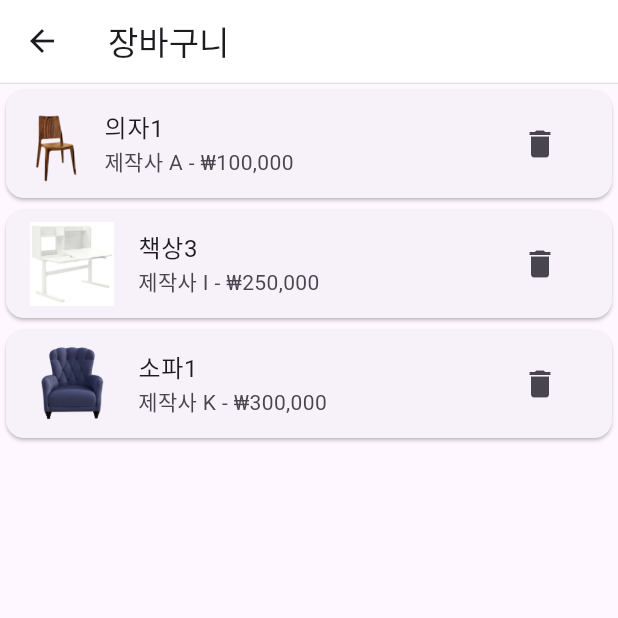
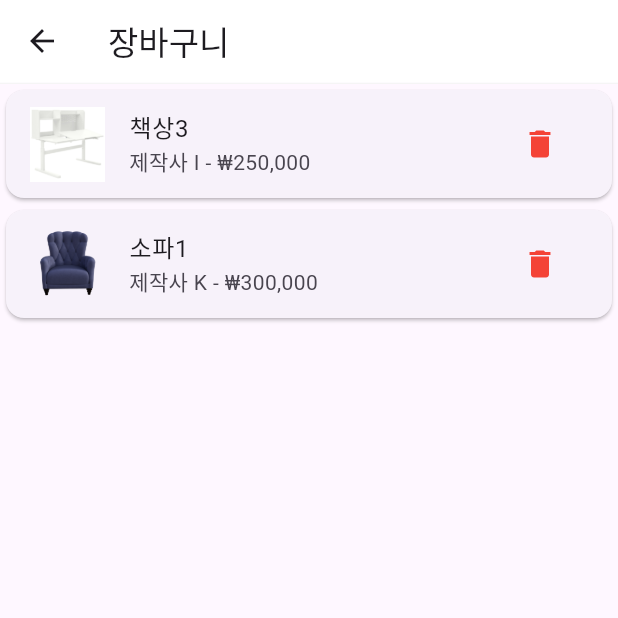
Before and after one commit to nhkim06/midterm_assignment, a Flutter app: the CartPage screen opened directly, after a tap on the "delete" icon, on a phone screen of 412 x 824 dp, the top half of it. Run offline on Flutter 3.47's test engine with Material 3 defaults, Android fonts, the phone set to English and light mode, and no system bars; network calls fail.

Commit message:
color change

```diff
--- a/lib/cart.dart
+++ b/lib/cart.dart
@@ -1,13 +1,14 @@
-// 장바구니 페이지 (임시 페이지)
-
 import 'package:flutter/material.dart';
 
-class CartPage extends StatelessWidget {
+class CartPage extends StatefulWidget {
   const CartPage({Key? key}) : super(key: key);
 
   @override
-  Widget build(BuildContext context) {
-    final List<Map<String, String>> cartItems = [
+  State<CartPage> createState() => _CartPageState();
+}
+
+class _CartPageState extends State<CartPage> {
+  List<Map<String, String>> cartItems = [
     {
       'image': 'assets/chair1.png',
       'name': '의자1',
@@ -28,13 +29,21 @@ class CartPage extends StatelessWidget {
     },
   ];
 
+  void _removeItem(int index) {
+    setState(() {
+      cartItems.removeAt(index);
+    });
+  }
+
+  @override
+  Widget build(BuildContext context) {
     return Scaffold(
       appBar: PreferredSize(
         preferredSize: const Size.fromHeight(kToolbarHeight),
         child: Container(
           decoration: BoxDecoration(
             border: Border(
-              bottom: BorderSide(color: Colors.grey[300]!, width: 1),
+              bottom: BorderSide(color: const Color(0xFFF5F5F5), width: 1),
             ),
           ),
           child: AppBar(
@@ -51,13 +60,13 @@ class CartPage extends StatelessWidget {
                 final item = cartItems[index];
                 return Card(
                   child: ListTile(
-                    leading: Image.asset(item['image'] ?? ''),
+                    leading: Image.asset(item['image'] ?? '', width: 50, height: 50, fit: BoxFit.cover),
                     title: Text(item['name'] ?? ''),
                     subtitle: Text('${item['manufacturer']} - ${item['price']}'),
                     trailing: IconButton(
-                      icon: const Icon(Icons.delete),
+                      icon: const Icon(Icons.delete, color: Colors.red),
                       onPressed: () {
-                        // 삭제 기능 추가
+                        _removeItem(index);
                       },
                     ),
                   ),
--- a/lib/heart.dart
+++ b/lib/heart.dart
@@ -41,6 +41,7 @@ class _HeartPageState extends State<HeartPage> {
   Widget build(BuildContext context) {
     return Scaffold(
       appBar: AppBar(title: const Text('Liked Items')),
+      backgroundColor: Colors.white,
       body: GridView.builder(
         padding: const EdgeInsets.all(8.0),
         gridDelegate: const SliverGridDelegateWithMaxCrossAxisExtent(
@@ -54,11 +55,10 @@ class _HeartPageState extends State<HeartPage> {
           final product = products[index];
           return GestureDetector(
             onTap: () {
-              // Handle navigation to product detail page if needed
             },
             child: Container(
               decoration: BoxDecoration(
-                color: Color.fromARGB(255, 255, 255, 255),
+                color: const Color(0xFFF5F5F5),
                 borderRadius: BorderRadius.circular(12),
               ),
               child: Padding(
```
Lines whose indentation alone changed are shown as unchanged.
